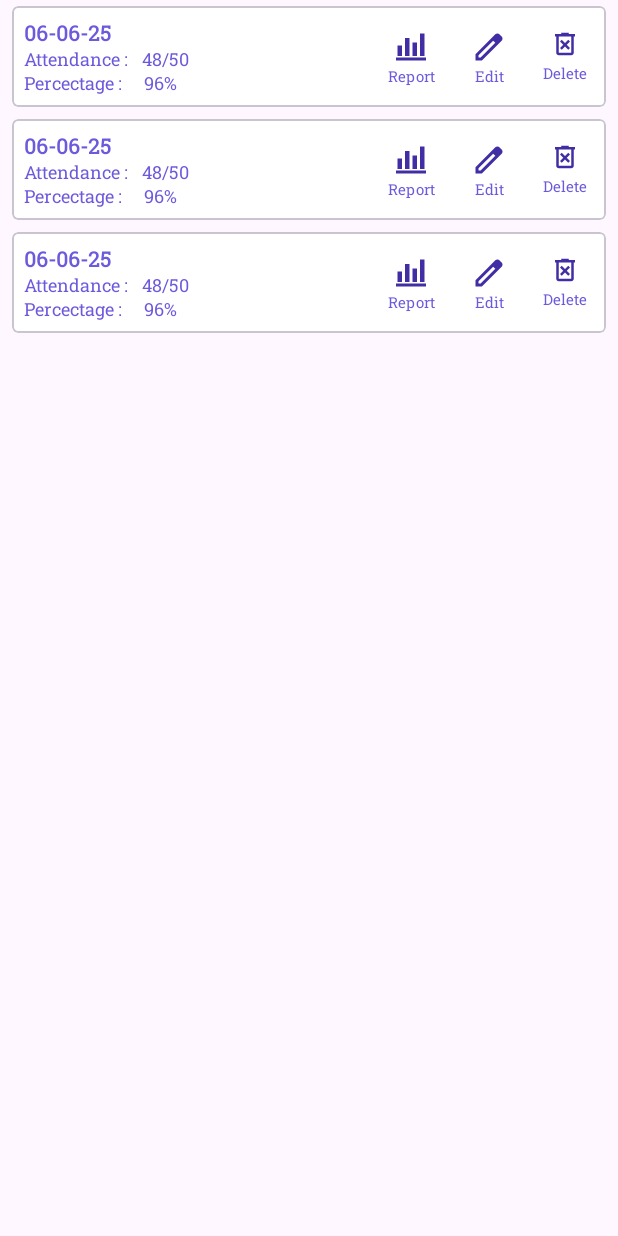
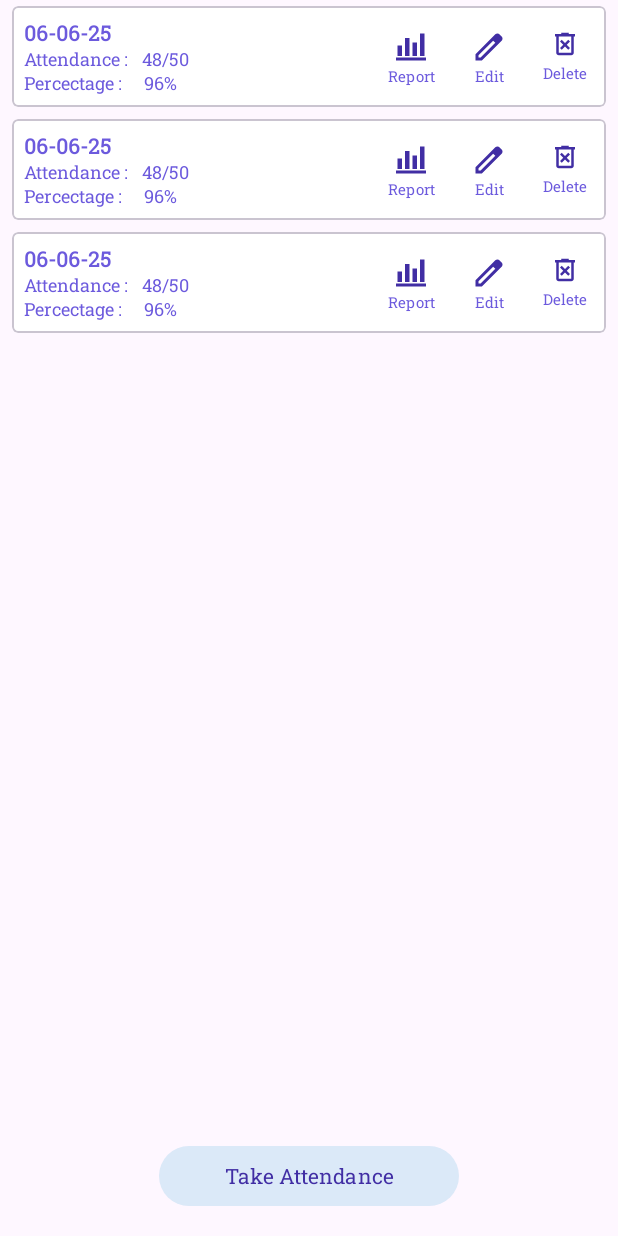
Before and after one commit to Aliimran2/Roll-Call, an Android app: the layout fragment_stats.xml on its own in the app's theme, with its tools: preview values and no code run, on a phone screen of 412 x 824 dp. Run offline under Robolectric (Android 15) with nearby library versions, the light colour scheme and no system bars.

Commit message:
attendance button define instead of menu click

```diff
--- a/app/src/main/res/layout/activity_main.xml
+++ b/app/src/main/res/layout/activity_main.xml
@@ -12,8 +12,8 @@
     <com.google.android.material.appbar.MaterialToolbar
         android:id="@+id/toolbar"
         android:layout_width="match_parent"
-        android:layout_height="100dp"
-        android:paddingTop="32dp"
+        android:layout_height="wrap_content"
+        android:paddingTop="35dp"
         android:theme="@style/ThemeOverlay.Material3.Dark"
         app:layout_constraintEnd_toEndOf="parent"
         app:layout_constraintStart_toStartOf="parent"
@@ -21,7 +21,6 @@
         app:popupTheme="@style/ThemeOverlay.Material3.Light"
         app:subtitleTextColor="@color/white_one"
         app:title="Attendance App"
-        tools:subtitle="Ali Imran"
         app:subtitleTextAppearance="@style/TextAppearance.AppCompat.Body1"
         app:titleTextAppearance="@style/TextAppearance.Material3.ActionBar.Title"
         app:titleTextColor="@color/white_two" />
--- a/app/src/main/res/layout/fragment_stats.xml
+++ b/app/src/main/res/layout/fragment_stats.xml
@@ -12,13 +12,28 @@
         android:id="@+id/rv_stats"
         android:layout_width="0dp"
         android:layout_height="0dp"
+        android:layout_marginBottom="4dp"
         app:layoutManager="androidx.recyclerview.widget.LinearLayoutManager"
-        app:layout_constraintBottom_toBottomOf="parent"
+        app:layout_constraintBottom_toTopOf="@+id/btn_take_att"
+
         app:layout_constraintEnd_toEndOf="parent"
         app:layout_constraintStart_toStartOf="parent"
-
         app:layout_constraintTop_toTopOf="parent"
         tools:listitem="@layout/item_stats" />
 
 
+    <com.google.android.material.button.MaterialButton
+        android:id="@+id/btn_take_att"
+        android:layout_width="200dp"
+        android:layout_height="wrap_content"
+        android:layout_marginBottom="16dp"
+        android:text="Take Attendance"
+        android:textColor="@color/purple_two"
+        app:backgroundTint="@color/blue_one"
+        app:elevation="4dp"
+        app:layout_constraintBottom_toBottomOf="parent"
+        app:layout_constraintEnd_toEndOf="parent"
+        app:layout_constraintStart_toStartOf="parent" />
+
+
 </androidx.constraintlayout.widget.ConstraintLayout>
```
Also changed, not shown: app/src/main/java/com/miassolutions/rollcall/ui/MainActivity.kt (+8 -8 lines), app/src/main/java/com/miassolutions/rollcall/ui/fragments/StatsFragment.kt (+31 -34 lines), app/src/main/res/menu/menu_attendance.xml (+1 -13 lines).
